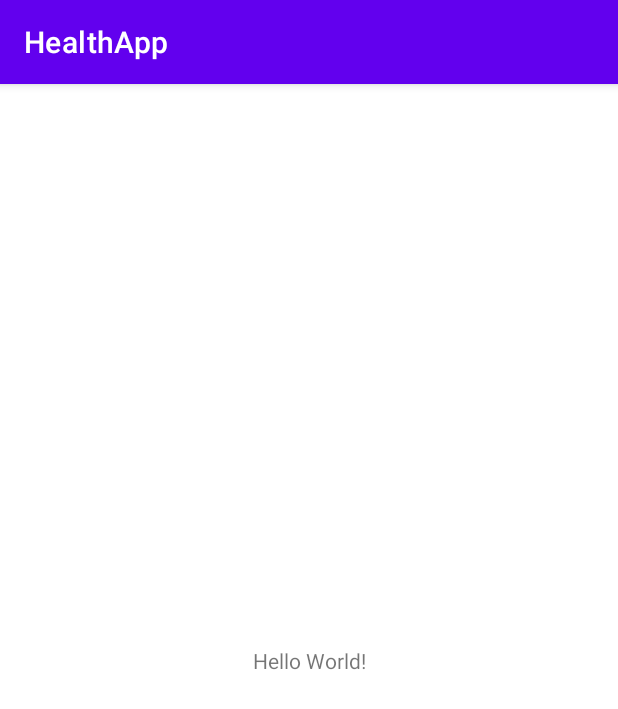
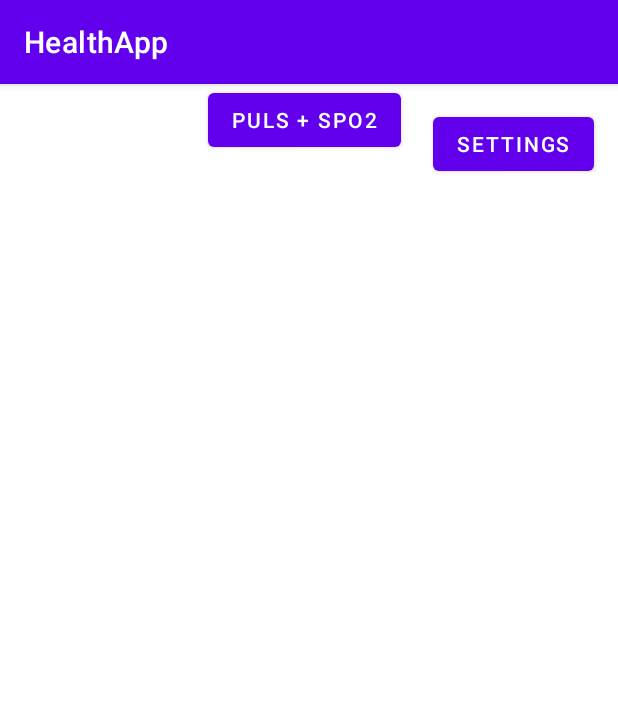
Before and after one commit to dominiklandl/HealthApp, an Android app: the screen it shows after launch (MainActivity), on a phone screen of 412 x 824 dp. Shown: the top 709 px of the screen. Run offline under Robolectric (Android 15) with nearby library versions, the phone set to English and light mode, and no system bars.

Commit message:
Settings und Puls+SpO2 Button und jeweilige Activity added

```diff
--- a/app/src/main/AndroidManifest.xml
+++ b/app/src/main/AndroidManifest.xml
@@ -9,6 +9,12 @@
         android:roundIcon="@mipmap/ic_launcher_round"
         android:supportsRtl="true"
         android:theme="@style/Theme.HealthApp">
+        <activity
+            android:name=".PulsActivity"
+            android:exported="false" />
+        <activity
+            android:name=".SettingsActivity"
+            android:exported="false" />
         <activity android:name=".MainActivity">
             <intent-filter>
                 <action android:name="android.intent.action.MAIN" />
--- a/app/src/main/res/layout/activity_main.xml
+++ b/app/src/main/res/layout/activity_main.xml
@@ -6,13 +6,29 @@
     android:layout_height="match_parent"
     tools:context=".MainActivity">
 
-    <TextView
+    <androidx.constraintlayout.widget.ConstraintLayout
+        android:layout_width="406dp"
+        android:layout_height="383dp"
+        tools:layout_editor_absoluteX="2dp"
+        tools:layout_editor_absoluteY="174dp">
+
+        <Button
+            android:id="@+id/pulsButton"
+            android:layout_width="wrap_content"
+            android:layout_height="wrap_content"
+            android:text="Puls + SpO2"
+            app:layout_constraintEnd_toEndOf="parent"
+            app:layout_constraintStart_toStartOf="parent"
+            app:layout_constraintTop_toTopOf="parent" />
+    </androidx.constraintlayout.widget.ConstraintLayout>
+
+    <Button
+        android:id="@+id/settingsButton"
         android:layout_width="wrap_content"
         android:layout_height="wrap_content"
-        android:text="Hello World!"
-        app:layout_constraintBottom_toBottomOf="parent"
-        app:layout_constraintLeft_toLeftOf="parent"
-        app:layout_constraintRight_toRightOf="parent"
+        android:layout_marginTop="16dp"
+        android:layout_marginEnd="16dp"
+        android:text="Settings"
+        app:layout_constraintEnd_toEndOf="parent"
         app:layout_constraintTop_toTopOf="parent" />
-
 </androidx.constraintlayout.widget.ConstraintLayout>
```
Also changed, not shown: app/src/main/java/com/healthapp/PulsActivity.java (added, +14 -0 lines), app/src/main/java/com/healthapp/SettingsActivity.java (added, +14 -0 lines), app/src/main/res/layout/activity_puls.xml (added, +9 -0 lines), app/src/main/res/layout/activity_settings.xml (added, +9 -0 lines).
